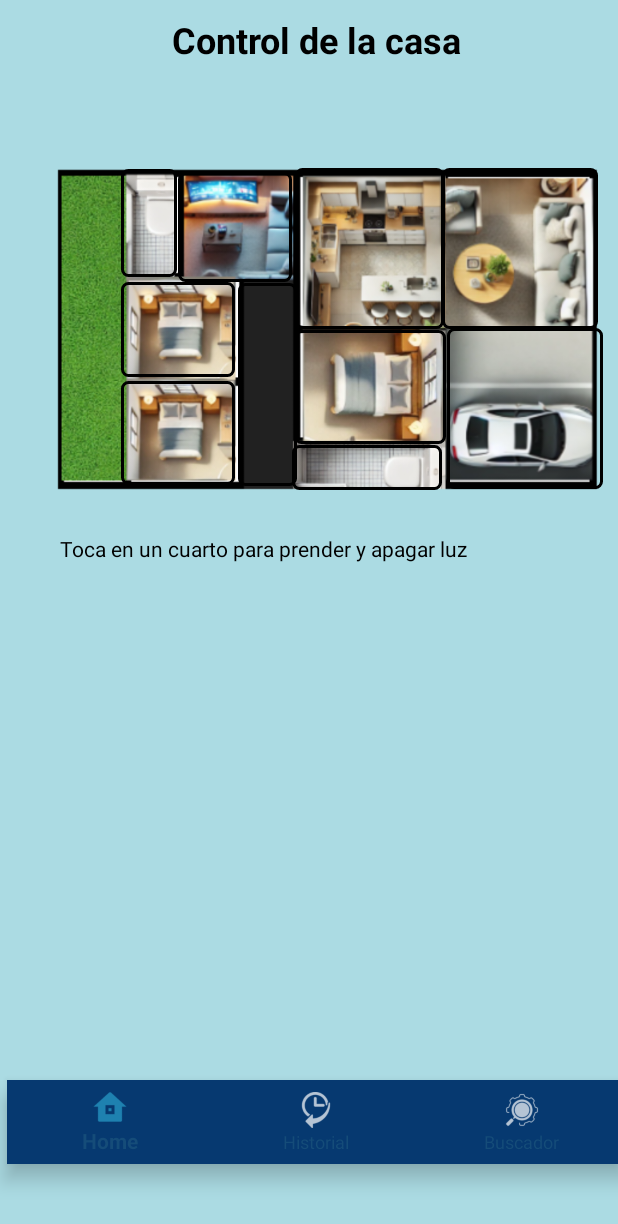
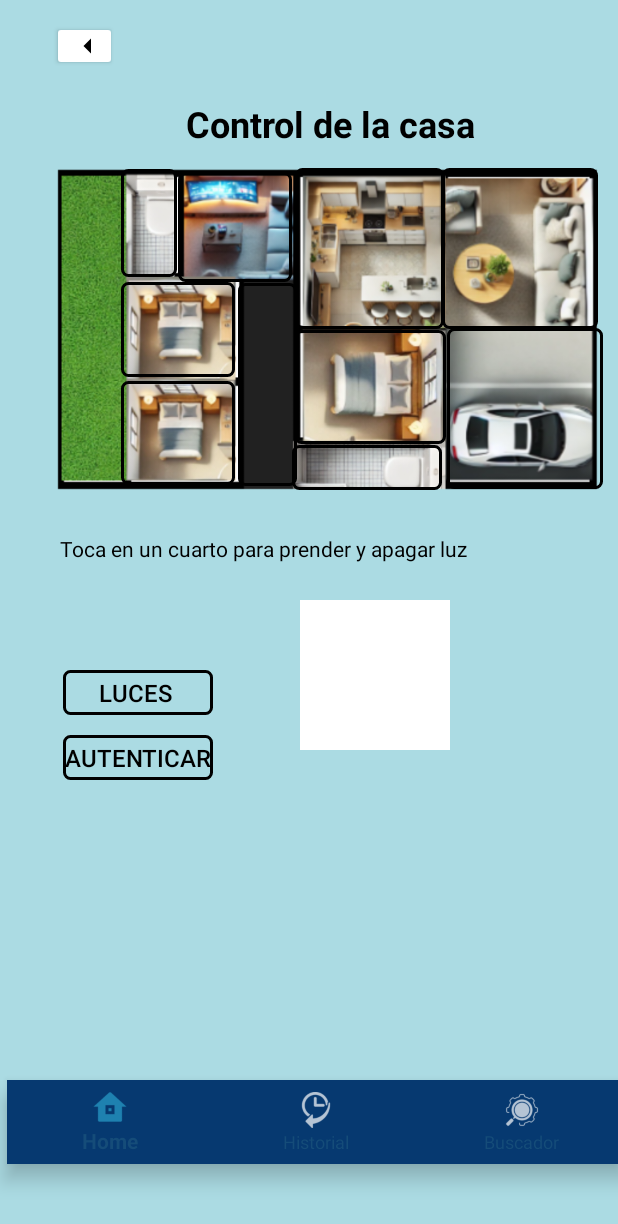
Before and after one commit to LuisAAQ24/ProyectoModelado, an Android app: the ledsActivity screen opened directly, with no data from a screen before it, on a phone screen of 412 x 824 dp. Shown: the top 1224 px of the screen. Run offline under Robolectric (Android 15) with nearby library versions, the phone set to English and light mode, and no system bars.

Commit message:
Huella digital implementada, luces prototipo

```diff
--- a/app/build.gradle.kts
+++ b/app/build.gradle.kts
@@ -60,5 +60,7 @@ dependencies {
     implementation(libs.androidx.exifinterface)
     testImplementation(libs.junit)
     androidTestImplementation(libs.androidx.junit)
+    implementation("androidx.biometric:biometric:1.2.0-alpha04")
+
 
 }
--- a/app/src/main/AndroidManifest.xml
+++ b/app/src/main/AndroidManifest.xml
@@ -16,6 +16,8 @@
     <uses-permission android:name="android.permission.READ_MEDIA_IMAGES" />
     <uses-permission android:name="android.permission.READ_MEDIA_VIDEO" />
     <uses-permission android:name="android.permission.READ_MEDIA_AUDIO" />
+    <uses-permission android:name="android.permission.USE_BIOMETRIC" />
+
 
     <application
         android:allowBackup="true"
--- a/app/src/main/java/com/example/intellihome/ledsActivity.kt
+++ b/app/src/main/java/com/example/intellihome/ledsActivity.kt
@@ -1,68 +1,142 @@
 package com.example.intellihome
 
 import android.content.Intent
+import android.graphics.Color
 import android.os.Bundle
+import android.os.Handler
+import android.os.Looper
 import android.view.View
 import android.widget.Button
+import android.widget.ImageView
 import android.widget.Toast
 import androidx.activity.enableEdgeToEdge
-import androidx.core.content.ContextCompat
 import androidx.core.view.ViewCompat
 import androidx.core.view.WindowInsetsCompat
 import androidx.lifecycle.Observer
 import androidx.lifecycle.ViewModelProvider
 import com.google.android.material.bottomnavigation.BottomNavigationView
-import android.widget.ImageView
+import androidx.biometric.BiometricManager
+import androidx.biometric.BiometricPrompt
+import androidx.core.content.ContextCompat
+
 
 class ledsActivity : BaseActivity() {
     private lateinit var socketViewModel: SocketViewModel
-
+    private lateinit var cuadroParpadeante: View
+    private lateinit var handler: Handler
+    private var isFlashing = false
+    private lateinit var runnable: Runnable
     override fun onCreate(savedInstanceState: Bundle?) {
         super.onCreate(savedInstanceState)
         enableEdgeToEdge()
         setContentView(R.layout.activity_leds)
+
         socketViewModel = ViewModelProvider(this).get(SocketViewModel::class.java)
         setupWindowInsets()
-        val btnBano2= findViewById<Button>(R.id.btnBano2)
+
+        // Botones
+        val btnBano2 = findViewById<Button>(R.id.btnBano2)
         val btnCuarto1 = findViewById<Button>(R.id.btnCuarto1)
         val btnSala = findViewById<Button>(R.id.btnSala)
         val btnCuarto2 = findViewById<Button>(R.id.btnCuarto2)
+        val btnLuces = findViewById<Button>(R.id.btnluces)
+        val retrocederButton = findViewById<Button>(R.id.retrocederhome)
+        val myImageView = findViewById<ImageView>(R.id.myImageView)
+        val btnAutenticacion = findViewById<Button>(R.id.btnAutenticacion) // Nuevo botón de autenticación
 
+        // Configura conexión de socket
         socketViewModel.connectToServer("172.18.116.167", 6060)
-
         setupButtons()
 
+        // Imagen programática
+        myImageView.setImageResource(R.drawable.casa)
+
+        // Configuración del cuadro parpadeante
+        cuadroParpadeante = findViewById(R.id.cuadroParpadeante)
+        handler = Handler(Looper.getMainLooper())
+
+        // Configura el runnable para alternar el color del cuadro
+        runnable = object : Runnable {
+            override fun run() {
+                val color = if (cuadroParpadeante.tag == "white") Color.BLACK else Color.WHITE
+                cuadroParpadeante.setBackgroundColor(color)
+                cuadroParpadeante.tag = if (color == Color.WHITE) "white" else "black"
+                handler.postDelayed(this, 500) // Cambia cada 500 ms
+            }
+        }
+
+        // Inicia o detiene el parpadeo al presionar el botón Luces
+        btnLuces.setOnClickListener {
+            if (isFlashing) {
+                handler.removeCallbacks(runnable) // Detiene el parpadeo
+            } else {
+                handler.post(runnable) // Inicia el parpadeo
+            }
+            isFlashing = !isFlashing // Alterna el estado de parpadeo
+        }
+
+        // Botón retroceder a MainActivity3
+        retrocederButton.setOnClickListener {
+            val intent = Intent(this, MainActivity3::class.java)
+            startActivity(intent)
+            finish()
+        }
+
+        // Observador del socket
         socketViewModel.serverResponse.observe(this, Observer { response ->
             handleServerResponse(response)
         })
+
+        // Configuración de los botones de luces
         btnBano2.setOnClickListener {
             socketViewModel.sendMessage("leds,LED1")
-            //setupColorToggle(btnBano2)
             Toast.makeText(this, "Comando enviado", Toast.LENGTH_SHORT).show()
         }
         btnCuarto1.setOnClickListener {
-            //setupColorToggle(btnCuarto1)
             socketViewModel.sendMessage("leds,LED2")
             Toast.makeText(this, "Comando enviado", Toast.LENGTH_SHORT).show()
         }
         btnSala.setOnClickListener {
-            //setupColorToggle(btnSala)
             socketViewModel.sendMessage("leds,LED3")
-            Toast.makeText(this, "Comando enviado", Toast.LENGTH_SHORT).show()  }
+            Toast.makeText(this, "Comando enviado", Toast.LENGTH_SHORT).show()
+        }
         btnCuarto2.setOnClickListener {
-            //setupColorToggle(btnCuarto2)
             socketViewModel.sendMessage("leds,LED4")
             Toast.makeText(this, "Comando enviado", Toast.LENGTH_SHORT).show()
         }
 
-        // Referencia al ImageView
-        val myImageView = findViewById<ImageView>(R.id.myImageView)
+        // Configuración del BiometricPrompt para autenticación biométrica
+        val executor = ContextCompat.getMainExecutor(this)
+        val biometricPrompt = BiometricPrompt(this, executor, object : BiometricPrompt.AuthenticationCallback() {
+            override fun onAuthenticationSucceeded(result: BiometricPrompt.AuthenticationResult) {
+                super.onAuthenticationSucceeded(result)
+                Toast.makeText(applicationContext, "Éxito", Toast.LENGTH_SHORT).show()
+            }
 
+            override fun onAuthenticationError(errorCode: Int, errString: CharSequence) {
+                super.onAuthenticationError(errorCode, errString)
+                Toast.makeText(applicationContext, "Error de autenticación: $errString", Toast.LENGTH_SHORT).show()
+            }
 
-// Establecer la imagen programáticamente
-        myImageView.setImageResource(R.drawable.casa)
+            override fun onAuthenticationFailed() {
+                super.onAuthenticationFailed()
+                Toast.makeText(applicationContext, "Autenticación fallida", Toast.LENGTH_SHORT).show()
+            }
+        })
 
+        // Configura el diálogo de autenticación
+        val promptInfo = BiometricPrompt.PromptInfo.Builder()
+            .setTitle("Autenticación Biométrica")
+            .setSubtitle("Usa tu huella para autenticarse")
+            .setNegativeButtonText("Cancelar")
+            .build()
+
+        // Inicia la autenticación biométrica al presionar el botón
+        btnAutenticacion.setOnClickListener {
+            biometricPrompt.authenticate(promptInfo)
+        }
     }
+
 
     private fun setupWindowInsets() {
         val mainView = findViewById<View>(R.id.main)
@@ -78,11 +152,6 @@ class ledsActivity : BaseActivity() {
     }
 
     private fun setupButtons() {
-        val btnBano2= findViewById<Button>(R.id.btnBano2)
-        val btnCuarto1 = findViewById<Button>(R.id.btnCuarto1)
-        val btnSala = findViewById<Button>(R.id.btnSala)
-        val btnCuarto2 = findViewById<Button>(R.id.btnCuarto2)
-
         val bottomNavigationView: BottomNavigationView = findViewById(R.id.bottom_navigation)
         bottomNavigationView.setOnNavigationItemSelectedListener { menuItem ->
             when (menuItem.itemId) {
@@ -101,28 +170,6 @@ class ledsActivity : BaseActivity() {
                 else -> false
             }
         }
-        // Configurando el comportamiento de cada botón
-
-
-
-    }
-
-    private fun setupColorToggle(button: Button) {
-        var isGray = true
-        button.setOnClickListener {
-            val newBackground = if (isGray) {
-                R.drawable.yellow_button_background
-            } else {
-                R.drawable.gray_button_background
-            }
-            button.setBackgroundResource(newBackground)
-            isGray = !isGray
-        }
-    }
-
-    private fun sendMessageToServer(command: String) {
-        socketViewModel.sendMessage(command)
-        Toast.makeText(this, "Comando enviado: $command", Toast.LENGTH_SHORT).show()
     }
 
     private fun handleServerResponse(response: String?) {
@@ -131,5 +178,6 @@ class ledsActivity : BaseActivity() {
 
     override fun onDestroy() {
         super.onDestroy()
+        handler.removeCallbacks(runnable) // Asegura detener el runnable al destruir la actividad
     }
 }
--- /dev/null
+++ b/app/src/main/res/drawable/baseline_arrow_left_24.xml
@@ -0,0 +1,5 @@
+<vector xmlns:android="http://schemas.android.com/apk/res/android" android:autoMirrored="true" android:height="24dp" android:tint="#000000" android:viewportHeight="24" android:viewportWidth="24" android:width="24dp">
+
+    <path android:fillColor="@android:color/white" android:pathData="M14,7l-5,5 5,5V7z"/>
+
+</vector>
--- a/app/src/main/res/layout/activity_leds.xml
+++ b/app/src/main/res/layout/activity_leds.xml
@@ -7,15 +7,24 @@
     android:padding="16dp"
     android:background="#abdbe3">
 
+
+    <ImageView
+        android:id="@+id/myImageView"
+        android:layout_width="409dp"
+        android:layout_height="400dp"
+        android:layout_x="10dp"
+        android:layout_y="30dp"
+        android:src="@drawable/casa" />
+
     <TextView
         android:id="@+id/tvTitulo"
         android:layout_width="wrap_content"
         android:layout_height="wrap_content"
-        android:layout_x="115dp"
-        android:layout_y="10dp"
+        android:layout_x="124dp"
+        android:layout_y="66dp"
         android:text="Control de la casa"
+        android:textColor="#000000"
         android:textSize="24sp"
-        android:textColor="#000000"
         android:textStyle="bold" />
 
     <TextView
@@ -49,6 +58,27 @@
         android:text=" "
         android:textColor="#000000"
         android:textSize="16sp" />
+
+    <androidx.appcompat.widget.AppCompatButton
+        android:id="@+id/btnluces"
+        android:layout_width="100dp"
+        android:layout_height="30dp"
+        android:layout_x="42dp"
+        android:layout_y="447dp"
+        android:background="@drawable/gray_button_background"
+        android:text="Luces "
+        android:textColor="#000000"
+        android:textSize="16sp" />
+
+
+    <View
+        android:id="@+id/cuadroParpadeante"
+        android:layout_width="100dp"
+        android:layout_height="100dp"
+        android:layout_x="200dp"
+        android:layout_y="400dp"
+        android:background="#FFFFFF" />
+
 
     <androidx.appcompat.widget.AppCompatButton
         android:id="@+id/LivingRoom"
@@ -115,13 +145,7 @@
         android:textColor="#000000"
         android:textSize="16sp" />
 
-    <ImageView
-        android:id="@+id/myImageView"
-        android:layout_width="409dp"
-        android:layout_height="400dp"
-        android:layout_x="10dp"
-        android:layout_y="30dp"
-        android:src="@drawable/casa" />
+
 
     <androidx.appcompat.widget.AppCompatButton
         android:id="@+id/btnCuarto2"
@@ -148,6 +172,19 @@
 
 
 
+    <androidx.appcompat.widget.AppCompatButton
+        android:id="@+id/retrocederhome"
+        android:layout_width="43dp"
+        android:layout_height="33dp"
+        android:layout_x="35dp"
+        android:layout_y="14dp"
+        android:backgroundTint="#FFFFFF"
+        android:drawableLeft="@drawable/baseline_arrow_left_24"
+        android:padding="12dp"
+        android:text=""
+        android:textColor="#0288D1"
+        android:textSize="18sp" />
+
     <com.google.android.material.bottomnavigation.BottomNavigationView
         android:id="@+id/bottom_navigation"
         android:layout_width="match_parent"
@@ -158,4 +195,16 @@
         android:background="#063970"
         app:menu="@menu/bottom_navigation_menu" />
 
+    <androidx.appcompat.widget.AppCompatButton
+        android:id="@+id/btnAutenticacion"
+        android:layout_width="100dp"
+        android:layout_height="30dp"
+        android:layout_x="42dp"
+        android:layout_y="490dp"
+        android:background="@drawable/gray_button_background"
+        android:text="Autenticar"
+        android:textColor="#000000"
+        android:textSize="16sp" />
+
+
 </AbsoluteLayout>
```
